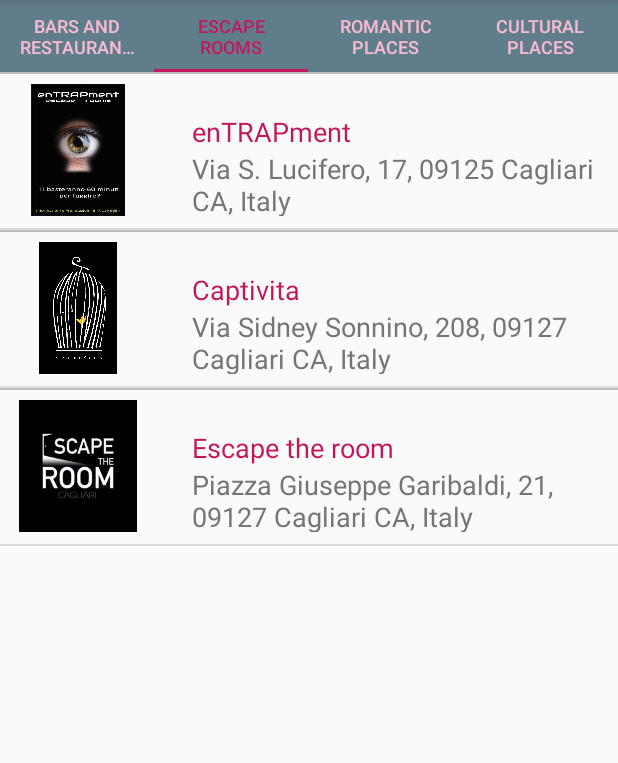
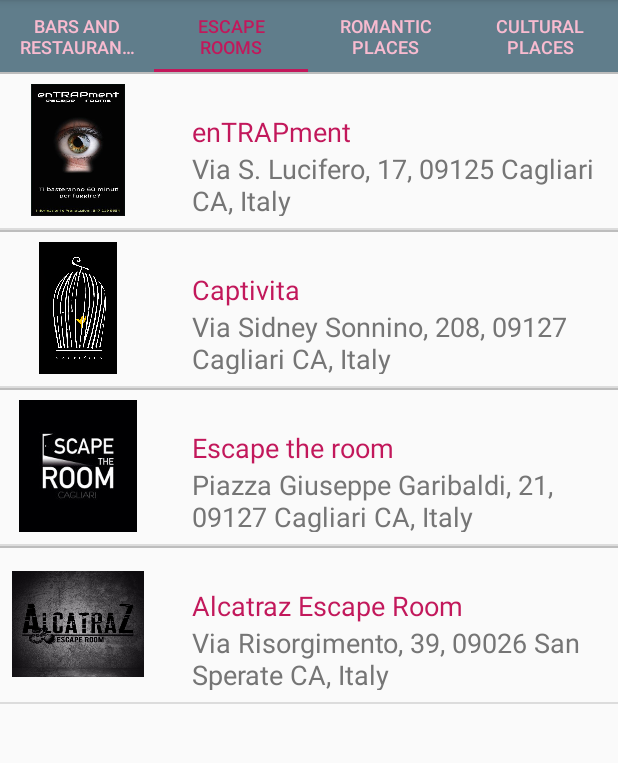
Before and after one commit to Melsara/HolidayEscape, an Android app: the screen it shows after launch (MainActivity), tab 2 chosen, on a phone screen of 412 x 824 dp, the part 84-847 px from its top. Run offline under Robolectric (Android 15) with nearby library versions, the phone set to English and light mode, and no system bars.

Commit message:
Adding fourth er.

```diff
--- a/app/src/main/java/eu/escapeadvisor/holidayescape/ErFragment.java
+++ b/app/src/main/java/eu/escapeadvisor/holidayescape/ErFragment.java
@@ -37,6 +37,8 @@ public class ErFragment extends Fragment {
                 39.218306, 9.121497, R.drawable.captivita, getString(R.string.er_desc2),getString(R.string.er_address2) ));
         ers.add(new POI(mContext.getResources().getString(R.string.category_er),getString(R.string.er_name3), getString(R.string.er_url3), getString(R.string.er_email3), getString(R.string.er_tel3),
                 39.219073, 9.122130, R.drawable.escapetheroom, getString(R.string.er_desc3),getString(R.string.er_address3) ));
+        ers.add(new POI(mContext.getResources().getString(R.string.category_er),getString(R.string.er_name4), getString(R.string.er_url4), getString(R.string.er_email4), getString(R.string.er_tel4),
+                39.35829, 9.004932, R.drawable.alcatraz, getString(R.string.er_desc4),getString(R.string.er_address4) ));
 
         PoiAdapter ersAdapter = new PoiAdapter(getActivity(), ers);
         ListView listView = (ListView) rootView.findViewById(R.id.list);
--- a/app/src/main/res/values/strings.xml
+++ b/app/src/main/res/values/strings.xml
@@ -11,7 +11,7 @@
     <string name="bar_email1">Email not available</string>
     <string name="bar_tel1">+39 346.3073322</string>
     <string name="bar_desc1">Gianna, Sergio e sua moglie Valentina, aprono a Cagliari nel 1997, El Gaucho, che negli anni cresce grazie alla notorietà data da i propri clienti, assidui frequentatori del ristorante a pranzo, con la linea di pasti veloci e la qualità argentina, proposta più ampiamente a cena.
-Hanno tre priorità : cucinare buono, servire velocemente e garantire la qualità su i propri prodotti. Da allora ad oggi il metodo è sempre quello: impegno quotidiano d\’amore e buonumore, una stretta di mano appaga sempre questa passione di famiglia.</string>
+    Hanno tre priorità : cucinare buono, servire velocemente e garantire la qualità su i propri prodotti. Da allora ad oggi il metodo è sempre quello: impegno quotidiano d\’amore e buonumore, una stretta di mano appaga sempre questa passione di famiglia.</string>
     <string name="bar_address1">Via Asproni, 9, 09123, Cagliari CA, Italy</string>
     <string name="bar_name2">Il Bambù</string>
     <string name="bar_url2">Website not available</string>
@@ -38,7 +38,7 @@ Hanno tre priorità : cucinare buono, servire velocemente e garantire la qualit
     <string name="er_email1">info@entrapment.it</string>
     <string name="er_tel1">+39 347 2199654</string>
     <string name="er_desc1">enTRAPment è il più innovativo locale di Cagliari dedicato alle Escape Room, e non solo. Probabilmente ti è capitato di giocare un’escape room sul tuo smartphone o magari di vedere qualche bellissimo film giallo, horror o di azione.
-    Le escape room dal vivo sono un mix straordinario di queste e altre esperienze: una attività immersiva che vede te, i tuoi amici, la tua famiglia, “intrappolati” all\’interno di una stanza totalmente scenografata e dalla quale dovete trovare il modo di uscire.
+        Le escape room dal vivo sono un mix straordinario di queste e altre esperienze: una attività immersiva che vede te, i tuoi amici, la tua famiglia, “intrappolati” all\’interno di una stanza totalmente scenografata e dalla quale dovete trovare il modo di uscire.
         Le stanze (escape room) possono riprodurre ambienti di ogni tipo, reali o  immaginari, e le storie possono essere ambientate in ogni tempo o luogo.
         Si, perchè ogni stanza ha una storia! Come i protagonisti di un film conoscerete un antefatto che vi ha portato a essere in quel luogo, ma solo giocando e procedendo nell\’avventura potrete scoprire di più, in una straordinaria avventura ricca di colpi di scena.
         Nei 60 minuti di gioco dovrete esplorare l\’ambiente che vi circonda, trovare indizi, capire come funzionano i meccanismi che incontrerete, collaborare con la vostra squadra per risolvere problemi o compiere azioni coordinate, passarvi oggetti, e analizzare tutto quello che vi circonda per svelare misteri e riuscire a fuggire.</string>
@@ -57,6 +57,15 @@ Hanno tre priorità : cucinare buono, servire velocemente e garantire la qualit
     <string name="er_desc3">In piazza Garibaldi 21 trovate un\’Escape Room ad alto impatto emozionale e coinvolgente, ispirata alla serie American Horror House: Murder House, ossia la casa degli omicidi.
         Murder House è la dimora in stile vittoriano dove si trasferisce la famiglia Harmon nella prima stagione della serie antologica American Horror Story. Venne costruita nel 1922 dal folle medico delle star di Hollywood, il dott. Montgomery, per la moglie Nora.
         Esperimenti sugli animali in cantina, pratica di aborti clandestini e un bambino ritrovato dalla polizia a pezzi e poi riassemblato: da qui nasce la maledizione e la storia originale che vi aspetta.
-    Gioco adrenalinico ma adatto a tutti (al suo interno non ci sono figuranti). Basta lavorare di logica e intuizione. Non occorre aver visto la serie tv (ma non potete perdervela). Quello che c\’è da sapere ve lo diremo noi.</string>
+        Gioco adrenalinico ma adatto a tutti (al suo interno non ci sono figuranti). Basta lavorare di logica e intuizione. Non occorre aver visto la serie tv (ma non potete perdervela). Quello che c\’è da sapere ve lo diremo noi.</string>
     <string name="er_address3">Piazza Giuseppe Garibaldi, 21, 09127 Cagliari CA, Italy</string>
+    <string name="er_name4">Alcatraz Escape Room</string>
+    <string name="er_url4">http://www.alcatrazescaperoom.it/</string>
+    <string name="er_email4">alcatrazescaperoom@gmail.com</string>
+    <string name="er_tel4">+39 342 0559167</string>
+    <string name="er_desc4">Focalizzate tutto ciò che vi circonda, non perdete di vista il minimo dettaglio.
+        Una buona dose di memoria, freddezza e ingegno saranno gli ingredienti giusti per poter uscire entro un\’ora da una stanza piena zeppa di enigmi e indizi.
+        Bianconiglio, Brucaliffo, Stregatto, il Cappellaio Matto e la Regina di Cuori, vi aspettano per provare un viaggio in un luogo unico al mondo, una terra colma di meraviglie mistero e pericolo.\n
+        “Si dice che per sopravvivere qui bisogna essere matti come un cappellaio.”\n(Lewis Carroll – Alice in Wonderland)</string>
+    <string name="er_address4">Via Risorgimento, 39, 09026 San Sperate CA, Italy</string>
 </resources>
```
Also changed, not shown: app/src/main/res/drawable-hdpi/alcatraz.png (added), app/src/main/res/drawable-mdpi/alcatraz.png (added), app/src/main/res/drawable-xhdpi/alcatraz.png (added), 2 other files.
